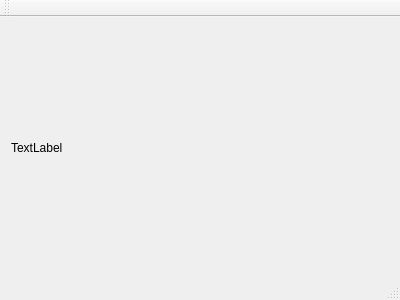
This is mainwindow.ui in awegsche/QtRaytracer as Qt 5 draws it before an edit. The edited form follows.
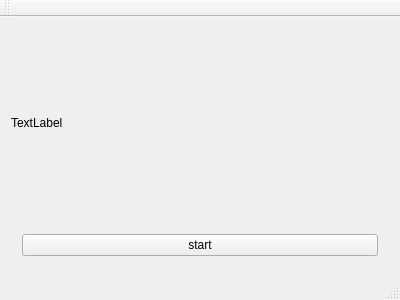
This is the edited form.

Diff of the .ui file:
```diff
--- a/mainwindow.ui
+++ b/mainwindow.ui
@@ -17,11 +17,36 @@
    <layout class="QVBoxLayout" name="verticalLayout">
     <item>
      <widget class="QLabel" name="label">
+      <property name="sizePolicy">
+       <sizepolicy hsizetype="Preferred" vsizetype="Expanding">
+        <horstretch>0</horstretch>
+        <verstretch>0</verstretch>
+       </sizepolicy>
+      </property>
       <property name="text">
        <string>TextLabel</string>
       </property>
      </widget>
     </item>
+    <item>
+     <widget class="QWidget" name="widget" native="true">
+      <property name="sizePolicy">
+       <sizepolicy hsizetype="MinimumExpanding" vsizetype="Minimum">
+        <horstretch>0</horstretch>
+        <verstretch>0</verstretch>
+       </sizepolicy>
+      </property>
+      <layout class="QHBoxLayout" name="horizontalLayout">
+       <item>
+        <widget class="QPushButton" name="pushButton">
+         <property name="text">
+          <string>start</string>
+         </property>
+        </widget>
+       </item>
+      </layout>
+     </widget>
+    </item>
    </layout>
   </widget>
   <widget class="QMenuBar" name="menuBar">
```
